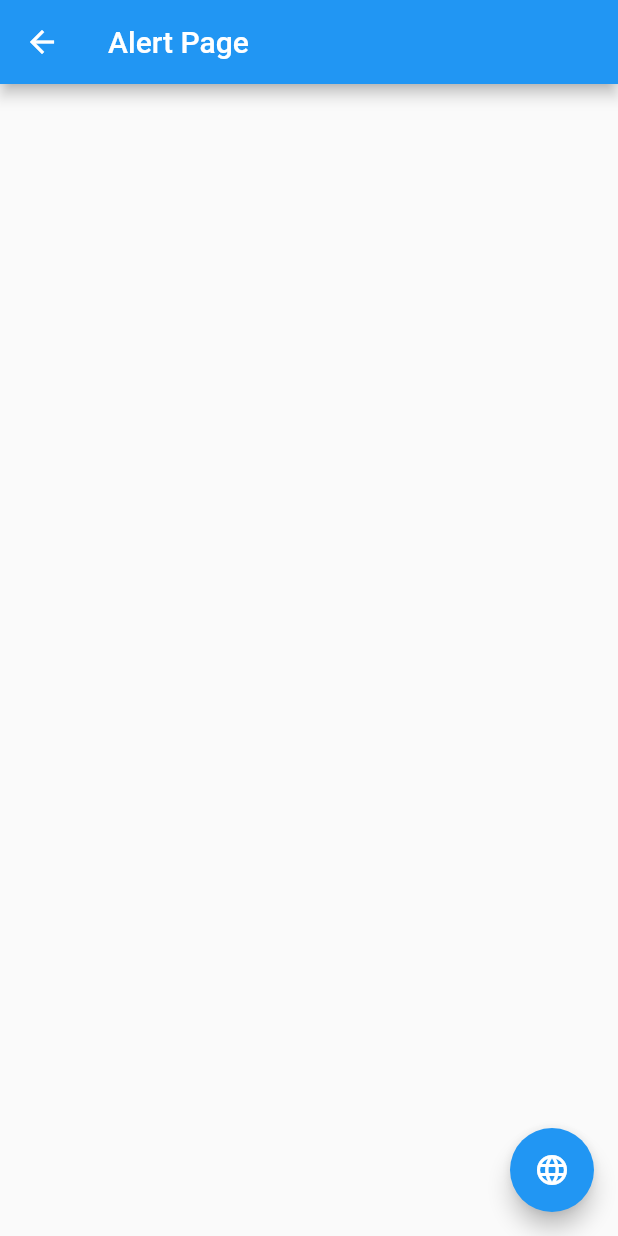
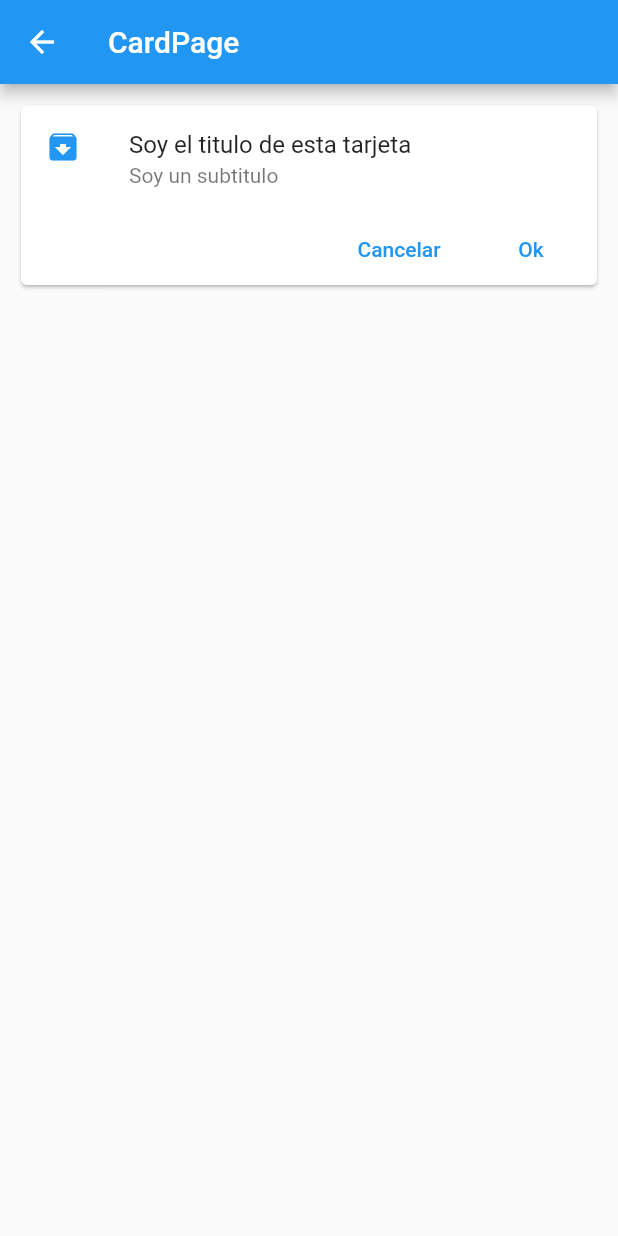
Before and after one commit to victorr-dev/curso_flutter_2, a Flutter app: the screen it shows after launch, after a tap on "Cards - Tarjetas", on a phone screen of 412 x 824 dp. Run offline on Flutter 3.47's test engine with Material 2 defaults, Android fonts, the phone set to English and light mode, and no system bars.

Commit message:
Clase 72: Se creo la pagina de cards y un ejemplo basico

```diff
--- /dev/null
+++ b/lib/pages/card_page.dart
@@ -0,0 +1,45 @@
+import 'package:flutter/material.dart';
+
+class CardPage extends StatelessWidget {
+  @override
+  Widget build(BuildContext context) {
+    return Scaffold(
+      appBar: AppBar(
+        title: Text('CardPage'),
+      ),
+      body: ListView(
+        // all: para todos los lados
+        // simetric: utiliza horizontal y vertical
+        padding: EdgeInsets.all(10.0),
+        children: <Widget>[_cardTipo1()],
+      ),
+    );
+  }
+
+  Widget _cardTipo1() {
+    return Card(
+      child: Column(
+        children: <Widget>[
+          ListTile(
+            leading: Icon(Icons.archive, color: Colors.blue),
+            title: Text('Soy el titulo de esta tarjeta'),
+            subtitle: Text('Soy un subtitulo'),
+          ),
+          Row(
+            mainAxisAlignment: MainAxisAlignment.end,
+            children: <Widget>[
+              FlatButton(
+                child: Text('Cancelar', style: TextStyle(color: Colors.blue),),
+                onPressed: () {},
+              ),
+              FlatButton(
+                child: Text('Ok', style: TextStyle(color: Colors.blue)),
+                onPressed: () {},
+              )
+            ],
+          )
+        ],
+      ),
+    );
+  }
+}
--- a/lib/routes/router.dart
+++ b/lib/routes/router.dart
@@ -3,11 +3,13 @@ import 'package:flutter/material.dart';
 import 'package:curso_flutter_2/pages/alert_page.dart';
 import 'package:curso_flutter_2/pages/avatar_page.dart';
 import 'package:curso_flutter_2/pages/home_page.dart';
+import 'package:curso_flutter_2/pages/card_page.dart';
 
 Map<String, WidgetBuilder> getApplicationsRoutes(){
 return <String, WidgetBuilder> {
         '/'     : (BuildContext context)=> HomePage(),
         'alert' : (BuildContext context)=> AlertPage(),
-        'avatar': (BuildContext context)=> AvatarPage()
+        'avatar': (BuildContext context)=> AvatarPage(),
+        'card'  : (BuildContext context)=> CardPage()
       };
 }
```
